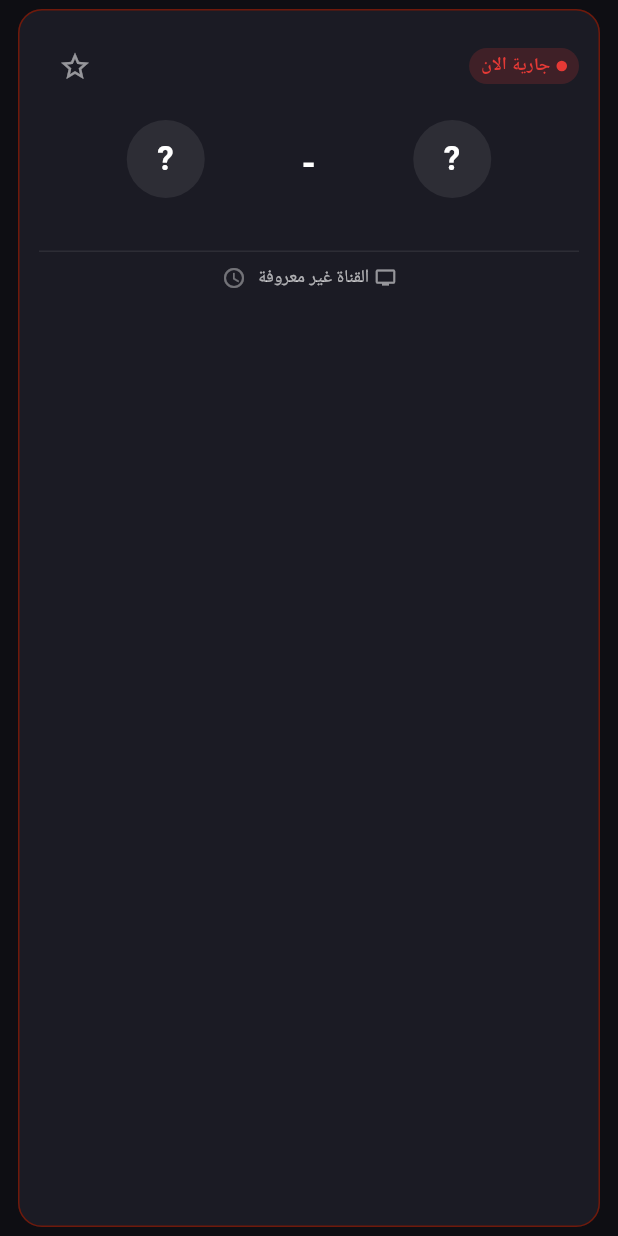
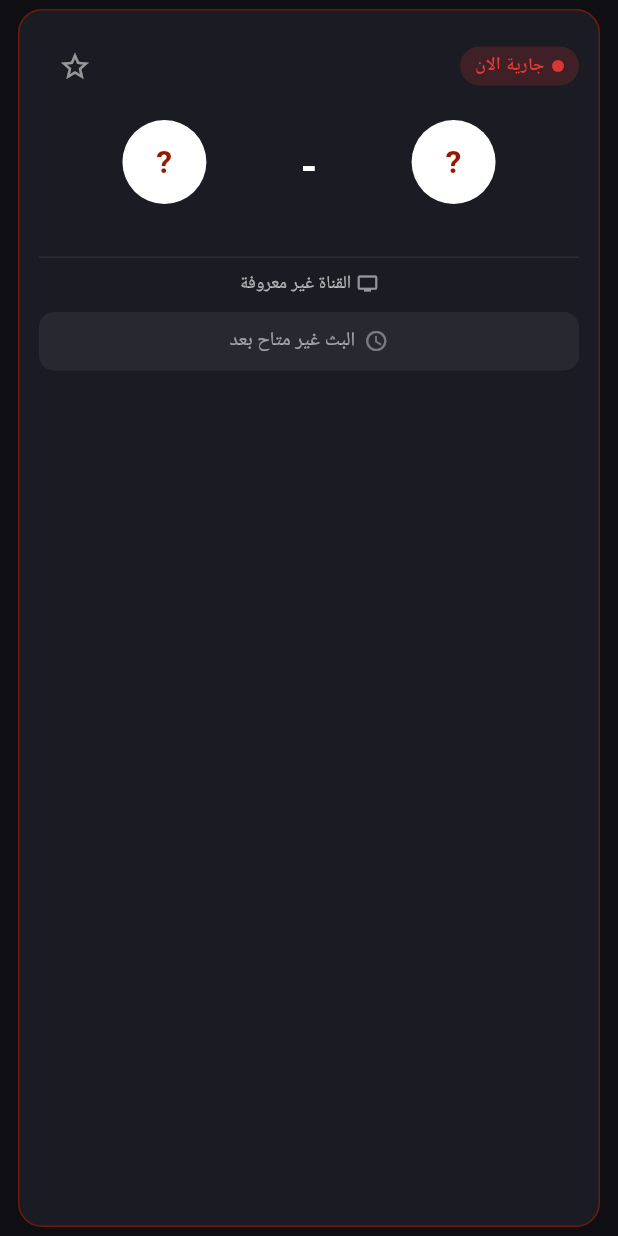
Before and after one commit to SyedAthar101/yalla-shoot, a Flutter app: the MatchCard widget shown alone on an empty page, opened directly with empty values, on a phone screen of 412 x 824 dp. Run offline on Flutter 3.47's test engine with Material 3 defaults, Android fonts, the phone set to English and light mode, and no system bars; our stand-ins replace shared_preferences, webview_flutter; accounts and stored records are empty; network calls fail.

Commit message:
Yalla Shoot v1.1.0 professional UI redesign

```diff
--- a/lib/widgets/match_card.dart
+++ b/lib/widgets/match_card.dart
@@ -1,6 +1,7 @@
 import 'package:flutter/material.dart';
 
 import '../models/match_model.dart';
+import 'ui_kit.dart';
 
 class MatchCard extends StatelessWidget {
   final YallaMatch match;
@@ -8,88 +9,33 @@ class MatchCard extends StatelessWidget {
   final VoidCallback onTap;
   final VoidCallback onFavorite;
 
+  /// Opens the in-app player. Falls back to [onTap] (match details,
+  /// which also has a Watch button) when not provided.
+  final VoidCallback? onWatch;
+
   const MatchCard({
     super.key,
     required this.match,
     required this.isFavorite,
     required this.onTap,
     required this.onFavorite,
+    this.onWatch,
   });
-
-  Color _statusColor(BuildContext context) {
-    switch (match.status) {
-      case MatchStatus.live:
-        return const Color(0xFFE53935);
-      case MatchStatus.finished:
-        return Colors.grey;
-      case MatchStatus.upcoming:
-        return const Color(0xFF2E9E5B);
-      case MatchStatus.unknown:
-        return Colors.grey;
-    }
-  }
-
-  String get _statusLabel {
-    if (match.statusText.isNotEmpty) return match.statusText;
-    switch (match.status) {
-      case MatchStatus.live:
-        return 'جارية الان';
-      case MatchStatus.finished:
-        return 'انتهت';
-      case MatchStatus.upcoming:
-        return 'لم تبدأ بعد';
-      case MatchStatus.unknown:
-        return '';
-    }
-  }
-
-  Widget _logo(String url, String name) {
-    return Container(
-      width: 52,
-      height: 52,
-      decoration: BoxDecoration(
-        color: Colors.white.withOpacity(0.08),
-        shape: BoxShape.circle,
-      ),
-      clipBehavior: Clip.antiAlias,
-      child: url.isEmpty
-          ? Center(
-              child: Text(
-                name.isNotEmpty ? name.characters.first : '?',
-                style: const TextStyle(
-                    fontSize: 22,
-                    fontWeight: FontWeight.bold,
-                    color: Colors.white),
-              ),
-            )
-          : Image.network(
-              url,
-              fit: BoxFit.contain,
-              errorBuilder: (_, __, ___) => Center(
-                child: Text(
-                  name.isNotEmpty ? name.characters.first : '?',
-                  style: const TextStyle(
-                      fontSize: 22,
-                      fontWeight: FontWeight.bold,
-                      color: Colors.white),
-                ),
-              ),
-            ),
-    );
-  }
 
   @override
   Widget build(BuildContext context) {
     final live = match.status == MatchStatus.live;
+    final showScore =
+        live || match.status == MatchStatus.finished;
     return Card(
-      color: const Color(0xFF1B1B24),
+      color: AppColors.card,
       elevation: 0,
       margin: const EdgeInsets.symmetric(horizontal: 12, vertical: 6),
       shape: RoundedRectangleBorder(
         borderRadius: BorderRadius.circular(16),
         side: BorderSide(
           color: live
-              ? const Color(0xFF931800).withOpacity(0.7)
+              ? AppColors.red.withOpacity(0.7)
               : Colors.white.withOpacity(0.07),
         ),
       ),
@@ -102,36 +48,10 @@ class MatchCard extends StatelessWidget {
             children: [
               Row(
                 children: [
-                  Container(
-                    padding: const EdgeInsets.symmetric(
-                        horizontal: 8, vertical: 3),
-                    decoration: BoxDecoration(
-                      color: _statusColor(context).withOpacity(0.18),
-                      borderRadius: BorderRadius.circular(20),
-                    ),
-                    child: Row(
-                      mainAxisSize: MainAxisSize.min,
-                      children: [
-                        if (live)
-                          Container(
-                            width: 7,
-                            height: 7,
-                            margin: const EdgeInsets.only(left: 4),
-                            decoration: const BoxDecoration(
-                              color: Color(0xFFE53935),
-                              shape: BoxShape.circle,
-                            ),
-                          ),
-                        Text(
-                          _statusLabel,
-                          style: TextStyle(
-                            color: _statusColor(context),
-                            fontWeight: FontWeight.bold,
-                            fontSize: 12,
-                          ),
-                        ),
-                      ],
-                    ),
+                  StatusPill(
+                    label: MatchStatusLabel.label(match),
+                    color: MatchStatusLabel.color(match),
+                    isLive: live,
                   ),
                   const SizedBox(width: 8),
                   Expanded(
@@ -149,7 +69,7 @@ class MatchCard extends StatelessWidget {
                     icon: Icon(
                       isFavorite ? Icons.star : Icons.star_border,
                       color: isFavorite
-                          ? const Color(0xFFFFC107)
+                          ? AppColors.gold
                           : Colors.white54,
                       size: 22,
                     ),
@@ -165,7 +85,11 @@ class MatchCard extends StatelessWidget {
                   Expanded(
                     child: Column(
                       children: [
-                        _logo(match.homeLogo, match.homeTeam),
+                        TeamLogo(
+                          url: match.homeLogo,
+                          name: match.homeTeam,
+                          size: 56,
+                        ),
                         const SizedBox(height: 6),
                         Text(
                           match.homeTeam,
@@ -184,23 +108,16 @@ class MatchCard extends StatelessWidget {
                   Column(
                     children: [
                       Text(
-                        live || match.status == MatchStatus.finished
-                            ? match.scoreText
-                            : match.time,
+                        showScore ? match.scoreText : match.time,
                         style: TextStyle(
-                          fontSize:
-                              live || match.status == MatchStatus.finished
-                                  ? 24
-                                  : 15,
+                          fontSize: showScore ? 28 : 16,
                           fontWeight: FontWeight.bold,
                           color: Colors.white,
                         ),
                       ),
                       const SizedBox(height: 2),
                       Text(
-                        live || match.status == MatchStatus.finished
-                            ? match.time
-                            : 'بتوقيت القاهرة',
+                        showScore ? match.time : 'بتوقيت القاهرة',
                         style: TextStyle(
                           fontSize: 11,
                           color: Colors.white.withOpacity(0.5),
@@ -211,7 +128,11 @@ class MatchCard extends StatelessWidget {
                   Expanded(
                     child: Column(
                       children: [
-                        _logo(match.awayLogo, match.awayTeam),
+                        TeamLogo(
+                          url: match.awayLogo,
+                          name: match.awayTeam,
+                          size: 56,
+                        ),
                         const SizedBox(height: 6),
                         Text(
                           match.awayTeam,
@@ -264,18 +185,17 @@ class MatchCard extends StatelessWidget {
                       ),
                     ),
                   ],
-                  const SizedBox(width: 8),
-                  Icon(
-                    match.hasStream
-                        ? Icons.play_circle_fill
-                        : Icons.schedule,
-                    size: 16,
-                    color: match.hasStream
-                        ? const Color(0xFF931800)
-                        : Colors.white38,
-                  ),
                 ],
               ),
+              const SizedBox(height: 10),
+              if (match.hasStream)
+                GradientButton(
+                  label: 'شاهد الآن',
+                  icon: Icons.play_arrow,
+                  onPressed: onWatch ?? onTap,
+                )
+              else
+                const MutedLabel(text: 'البث غير متاح بعد'),
             ],
           ),
         ),
```
